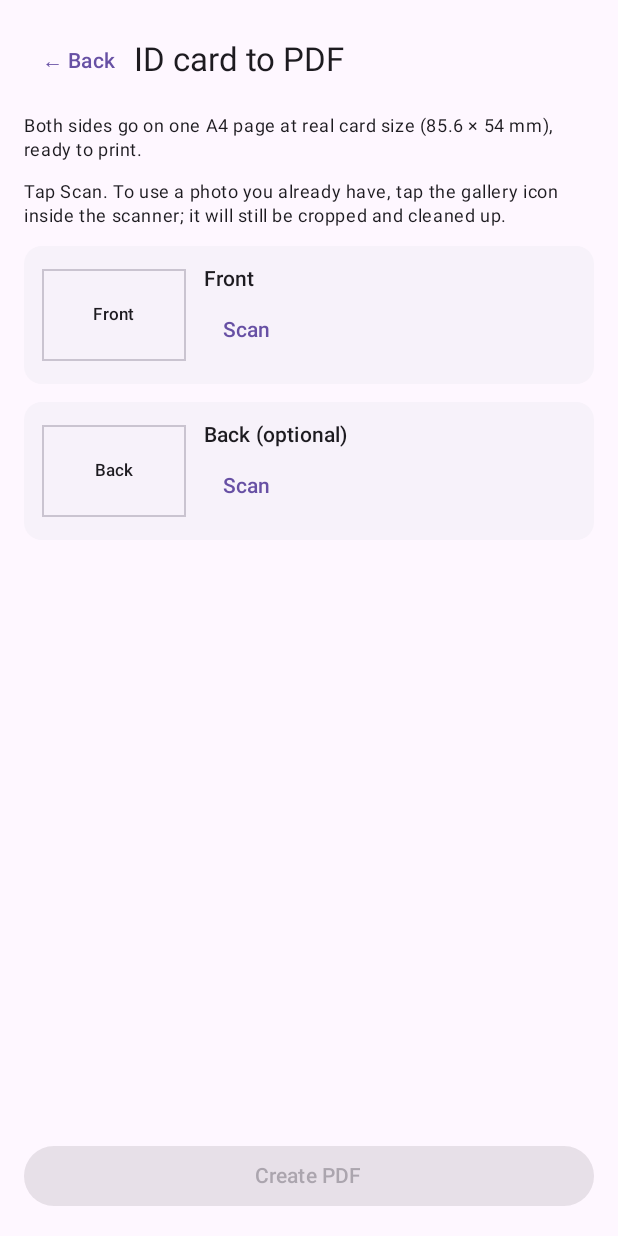
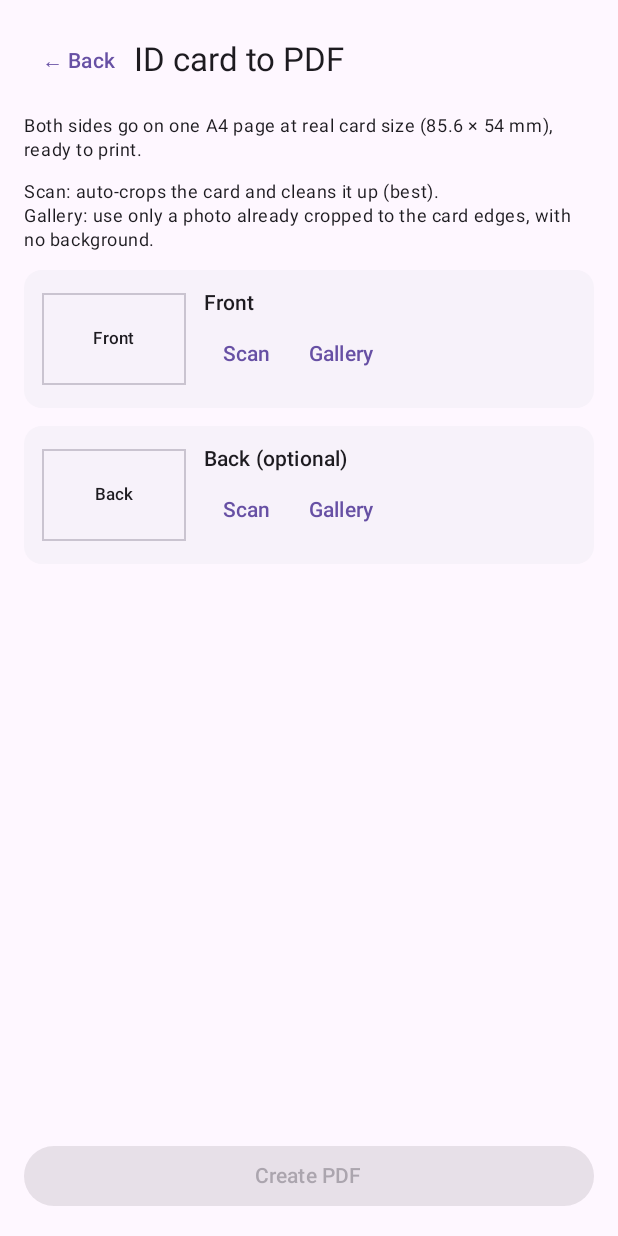
Before and after one commit to Oamprakash/PDFTools, an Android app built with Jetpack Compose: the composable IdCardScreen shown on its own in the app's theme, on a phone screen of 412 x 824 dp. Run offline under Robolectric (Android 15) with nearby library versions, the phone set to English and light mode, and no system bars; libraries missing offline, so code that uses them is left out: com.google.mlkit.vision.

Commit message:
ID card: Gallery option with cropped-card guidance, aspect warning, no stretching
Co-Authored-By: Claude Opus 5.5 <noreply@anthropic.com>
Claude-Session: https://claude.ai/code/session_019ZtYpqRyQjdrH8kEYgz8Dv

```diff
--- a/app/src/main/java/com/oam/pdftools/ui/IdCardScreen.kt
+++ b/app/src/main/java/com/oam/pdftools/ui/IdCardScreen.kt
@@ -37,10 +37,8 @@ fun IdCardScreen(back: () -> Unit) {
 
     val scanFront = rememberScanner(1, { error = it }) { front = it.firstOrNull() ?: front }
     val scanBack = rememberScanner(1, { error = it }) { rear = it.firstOrNull() ?: rear }
-    // Gallery only as a fallback when the scanner can't run; the scanner has its own gallery import (which still crops/filters)
     val pickFront = rememberLauncherForActivityResult(PickVisualMedia()) { if (it != null) front = it }
     val pickBack = rememberLauncherForActivityResult(PickVisualMedia()) { if (it != null) rear = it }
-    val fallback = error != null
     val save = rememberLauncherForActivityResult(CreateDocument("application/pdf")) { u ->
         val f = front ?: return@rememberLauncherForActivityResult; u ?: return@rememberLauncherForActivityResult
         ctx.contentResolver.takePersistableUriPermission(u, Intent.FLAG_GRANT_READ_URI_PERMISSION or Intent.FLAG_GRANT_WRITE_URI_PERMISSION)
@@ -57,10 +55,10 @@ fun IdCardScreen(back: () -> Unit) {
             Text(PdfWorker.ID_CARD, style = MaterialTheme.typography.titleLarge)
         }
         Text("Both sides go on one A4 page at real card size (85.6 × 54 mm), ready to print.", style = MaterialTheme.typography.bodySmall)
-        Text("Tap Scan. To use a photo you already have, tap the gallery icon inside the scanner; it will still be cropped and cleaned up.",
+        Text("Scan: auto-crops the card and cleans it up (best).\nGallery: use only a photo already cropped to the card edges, with no background.",
             style = MaterialTheme.typography.bodySmall)
-        CardSlot("Front", front, scanFront, if (fallback) ({ pickFront.launch(img) }) else null) { front = null }
-        CardSlot("Back (optional)", rear, scanBack, if (fallback) ({ pickBack.launch(img) }) else null) { rear = null }
+        CardSlot("Front", front, scanFront, { pickFront.launch(img) }) { front = null }
+        CardSlot("Back (optional)", rear, scanBack, { pickBack.launch(img) }) { rear = null }
         error?.let { Text(it, color = MaterialTheme.colorScheme.error, style = MaterialTheme.typography.bodySmall) }
         Spacer(Modifier.weight(1f))
         JobStatus(info)
@@ -70,7 +68,7 @@ fun IdCardScreen(back: () -> Unit) {
 }
 
 @Composable
-private fun CardSlot(label: String, uri: Uri?, scan: () -> Unit, pick: (() -> Unit)?, clear: () -> Unit) {
+private fun CardSlot(label: String, uri: Uri?, scan: () -> Unit, pick: () -> Unit, clear: () -> Unit) {
     val ctx = LocalContext.current
     val bmp by produceState<Bitmap?>(null, uri) {
         value = uri?.let { withContext(Dispatchers.IO) { runCatching { ctx.thumb(it) }.getOrNull() } }
@@ -83,9 +81,15 @@ private fun CardSlot(label: String, uri: Uri?, scan: () -> Unit, pick: (() -> Un
             }
             Column(Modifier.weight(1f)) {
                 Text(label, style = MaterialTheme.typography.titleSmall)
+                // ID-1 cards are 1.586:1. Far off that = probably an uncropped photo with background.
+                bmp?.let { b ->
+                    val r = maxOf(b.width, b.height).toFloat() / minOf(b.width, b.height)
+                    if (r !in 1.4f..1.8f) Text("This doesn't look like a cropped card. Use Scan to crop it.",
+                        color = MaterialTheme.colorScheme.error, style = MaterialTheme.typography.bodySmall)
+                }
                 Row {
                     TextButton(scan) { Text(if (uri == null) "Scan" else "Rescan") }
-                    if (pick != null) TextButton(pick) { Text("Gallery") }
+                    TextButton(pick) { Text("Gallery") }
                     if (uri != null) TextButton(clear) { Text("Remove") }
                 }
             }
```
Also changed, not shown: app/src/main/java/com/oam/pdftools/pdf/PdfOps.kt (+6 -1 lines).
